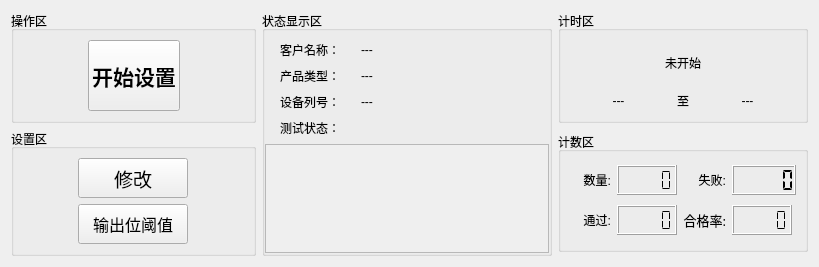
Qt form MasterCtrlSet/home/home_workwid.ui (ChinaClever/PDU-Settings) before a commit.
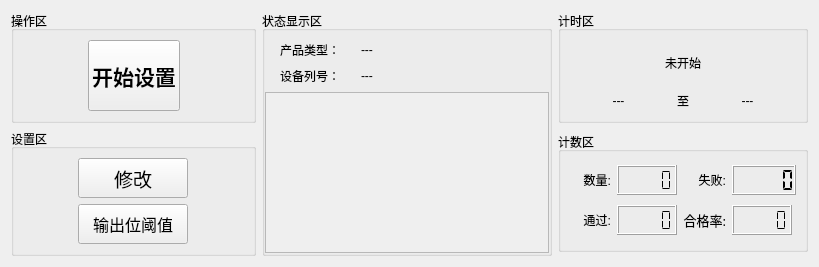
The same form after that commit.

```diff
--- a/MasterCtrlSet/home/home_workwid.ui
+++ b/MasterCtrlSet/home/home_workwid.ui
@@ -91,30 +91,21 @@
       <property name="bottomMargin">
        <number>0</number>
       </property>
-      <item row="0" column="0">
-       <widget class="QLabel" name="label_32">
+      <item row="1" column="1">
+       <widget class="QLabel" name="snLab">
         <property name="minimumSize">
          <size>
           <width>0</width>
           <height>20</height>
          </size>
         </property>
-        <property name="maximumSize">
-         <size>
-          <width>90</width>
-          <height>30</height>
-         </size>
-        </property>
         <property name="text">
-         <string>客户名称：</string>
-        </property>
-        <property name="alignment">
-         <set>Qt::AlignCenter</set>
+         <string>---</string>
         </property>
        </widget>
       </item>
       <item row="0" column="1">
-       <widget class="QLabel" name="userLab">
+       <widget class="QLabel" name="devLab">
         <property name="minimumSize">
          <size>
           <width>0</width>
@@ -126,7 +117,7 @@
         </property>
        </widget>
       </item>
-      <item row="1" column="0">
+      <item row="0" column="0">
        <widget class="QLabel" name="label_33">
         <property name="minimumSize">
          <size>
@@ -148,20 +139,7 @@
         </property>
        </widget>
       </item>
-      <item row="1" column="1">
-       <widget class="QLabel" name="devLab">
-        <property name="minimumSize">
-         <size>
-          <width>0</width>
-          <height>20</height>
-         </size>
-        </property>
-        <property name="text">
-         <string>---</string>
-        </property>
-       </widget>
-      </item>
-      <item row="2" column="0">
+      <item row="1" column="0">
        <widget class="QLabel" name="label_34">
         <property name="minimumSize">
          <size>
@@ -183,42 +161,7 @@
         </property>
        </widget>
       </item>
-      <item row="2" column="1">
-       <widget class="QLabel" name="snLab">
-        <property name="minimumSize">
-         <size>
-          <width>0</width>
-          <height>20</height>
-         </size>
-        </property>
-        <property name="text">
-         <string>---</string>
-        </property>
-       </widget>
-      </item>
-      <item row="3" column="0">
-       <widget class="QLabel" name="label_35">
-        <property name="minimumSize">
-         <size>
-          <width>0</width>
-          <height>20</height>
-         </size>
-        </property>
-        <property name="maximumSize">
-         <size>
-          <width>90</width>
-          <height>30</height>
-         </size>
-        </property>
-        <property name="text">
-         <string>测试状态：</string>
-        </property>
-        <property name="alignment">
-         <set>Qt::AlignCenter</set>
-        </property>
-       </widget>
-      </item>
-      <item row="4" column="0" colspan="2">
+      <item row="2" column="0" colspan="2">
        <widget class="QTextEdit" name="textEdit">
         <property name="enabled">
          <bool>false</bool>
```
